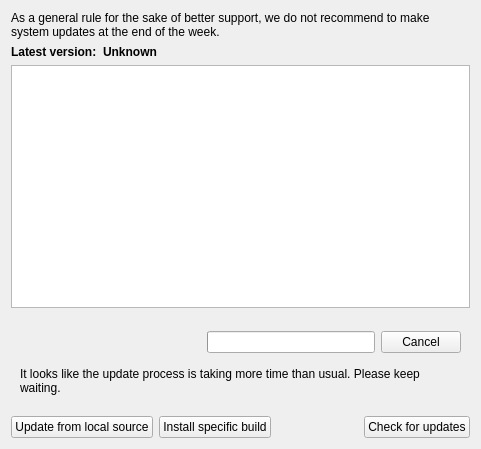
Above: client/src/ui/widgets/server_updates_widget.ui from networkoptix/nx_open before the change. Below: the same form after it.
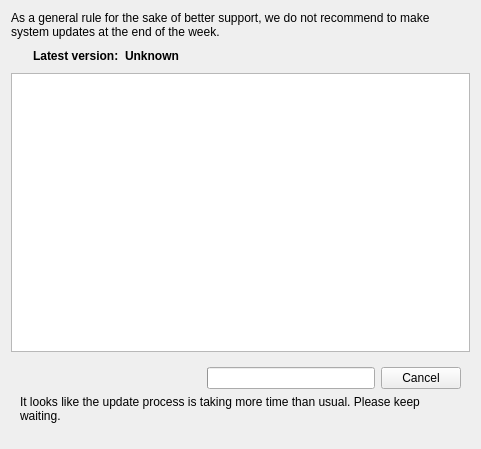
That is the form after the change. Custom widgets are drawn as their Qt base class.

Commit message:
(Issue #3871) :  Refactor "Update Status" on "Updates dialog"
<==== Mercurial data ====>
Branch: master

What changed in the file:
```diff
--- a/client/src/ui/widgets/server_updates_widget.ui
+++ b/client/src/ui/widgets/server_updates_widget.ui
@@ -22,7 +22,35 @@
     </widget>
    </item>
    <item>
-    <layout class="QHBoxLayout" name="versionLayout" stretch="0,1">
+    <layout class="QHBoxLayout" name="versionLayout" stretch="0,0,1">
+     <item>
+      <widget class="QPushButton" name="sourceButton">
+       <property name="sizePolicy">
+        <sizepolicy hsizetype="Fixed" vsizetype="Fixed">
+         <horstretch>0</horstretch>
+         <verstretch>0</verstretch>
+        </sizepolicy>
+       </property>
+       <property name="minimumSize">
+        <size>
+         <width>16</width>
+         <height>0</height>
+        </size>
+       </property>
+       <property name="maximumSize">
+        <size>
+         <width>16</width>
+         <height>16777215</height>
+        </size>
+       </property>
+       <property name="text">
+        <string/>
+       </property>
+       <property name="flat">
+        <bool>true</bool>
+       </property>
+      </widget>
+     </item>
      <item>
       <widget class="QLabel" name="versionLabel">
        <property name="font">
@@ -60,15 +88,23 @@
       <item>
        <layout class="QHBoxLayout" name="horizontalLayout_4">
         <item>
-         <widget class="QLabel" name="updateStateLabel">
-          <property name="alignment">
-           <set>Qt::AlignCenter</set>
-          </property>
-         </widget>
+         <widget class="QLabel" name="updateStateLabel"/>
         </item>
         <item>
          <widget class="QWidget" name="progressIndicator" native="true">
           <layout class="QHBoxLayout" name="horizontalLayout">
+           <property name="leftMargin">
+            <number>0</number>
+           </property>
+           <property name="topMargin">
+            <number>0</number>
+           </property>
+           <property name="rightMargin">
+            <number>0</number>
+           </property>
+           <property name="bottomMargin">
+            <number>0</number>
+           </property>
            <item>
             <spacer name="horizontalSpacer_3">
              <property name="orientation">
@@ -129,58 +165,6 @@
    <item>
     <widget class="QnProgressWidget" name="progressWidget" native="true"/>
    </item>
-   <item>
-    <widget class="QWidget" name="topButtonBar" native="true">
-     <layout class="QHBoxLayout" name="horizontalLayout_3">
-      <property name="leftMargin">
-       <number>0</number>
-      </property>
-      <property name="topMargin">
-       <number>0</number>
-      </property>
-      <property name="rightMargin">
-       <number>0</number>
-      </property>
-      <property name="bottomMargin">
-       <number>0</number>
-      </property>
-      <item>
-       <widget class="QPushButton" name="updateFromLocalSourceButton">
-        <property name="text">
-         <string>Update from local source</string>
-        </property>
-       </widget>
-      </item>
-      <item>
-       <widget class="QPushButton" name="installSpecificBuildButton">
-        <property name="text">
-         <string>Install specific build</string>
-        </property>
-       </widget>
-      </item>
-      <item>
-       <spacer name="horizontalSpacer">
-        <property name="orientation">
-         <enum>Qt::Horizontal</enum>
-        </property>
-        <property name="sizeHint" stdset="0">
-         <size>
-          <width>40</width>
-          <height>20</height>
-         </size>
-        </property>
-       </spacer>
-      </item>
-      <item>
-       <widget class="QPushButton" name="checkForUpdatesButton">
-        <property name="text">
-         <string>Check for updates</string>
-        </property>
-       </widget>
-      </item>
-     </layout>
-    </widget>
-   </item>
   </layout>
  </widget>
  <customwidgets>
```
The commit also changes 5 other files.
